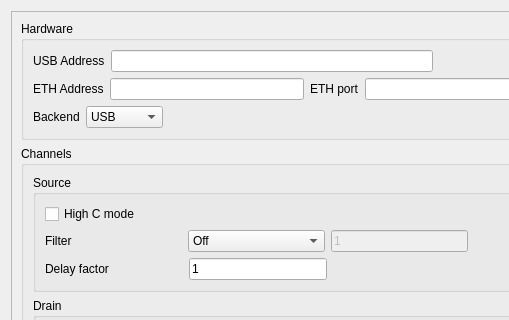
This is plugins/Keithley2612B/Keithley2612B_settingsWidget.ui in pyIVLS/pyIVLS as Qt 5 draws it before an edit; both pictures show x 0 to 509 and y 0 to 320 of the 787 by 494 pixel window. The edited form follows.
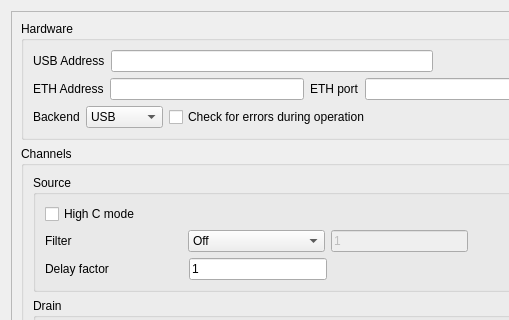
This is the edited form.

Commit message: Added a GUI switch for error checking the keithley error queue during keithley_init and keithley run_sweep. quick implementation which should be returned to.

```diff
--- a/plugins/Keithley2612B/Keithley2612B_settingsWidget.ui
+++ b/plugins/Keithley2612B/Keithley2612B_settingsWidget.ui
@@ -29,9 +29,9 @@
       <property name="geometry">
        <rect>
         <x>0</x>
-        <y>-66</y>
+        <y>0</y>
         <width>753</width>
-        <height>540</height>
+        <height>488</height>
        </rect>
       </property>
       <layout class="QVBoxLayout" name="verticalLayout_10">
@@ -149,6 +149,13 @@
               </item>
              </widget>
             </item>
+            <item>
+             <widget class="QCheckBox" name="errorCheckBox">
+              <property name="text">
+               <string>Check for errors during operation</string>
+              </property>
+             </widget>
+            </item>
             <item>
              <spacer name="horizontalSpacer_3">
               <property name="orientation">
```
Left out of the diff: 22 changed lines with no effect on the pictures. The commit also changes 4 other files.
